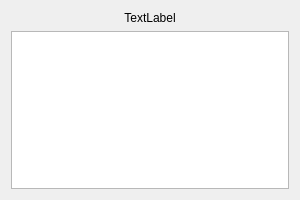
This is desiteRuleCreator/QtDesigns/ObjectGraphWidget.ui in c-mellueh/SOM-Toolkit as Qt 5 draws it before an edit. The edited form follows.
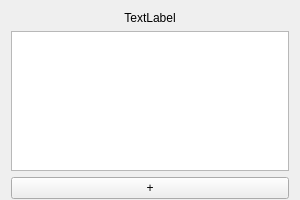
This is the edited form.

Patch:
```diff
--- a/desiteRuleCreator/QtDesigns/ObjectGraphWidget.ui
+++ b/desiteRuleCreator/QtDesigns/ObjectGraphWidget.ui
@@ -23,6 +23,9 @@
    <string>OG</string>
   </property>
   <layout class="QVBoxLayout" name="verticalLayout">
+   <property name="bottomMargin">
+    <number>1</number>
+   </property>
    <item>
     <widget class="QLabel" name="label_object_name">
      <property name="sizePolicy">
@@ -58,6 +61,13 @@
      </property>
     </widget>
    </item>
+   <item>
+    <widget class="QPushButton" name="button_add">
+     <property name="text">
+      <string>+</string>
+     </property>
+    </widget>
+   </item>
   </layout>
  </widget>
  <resources/>
```
